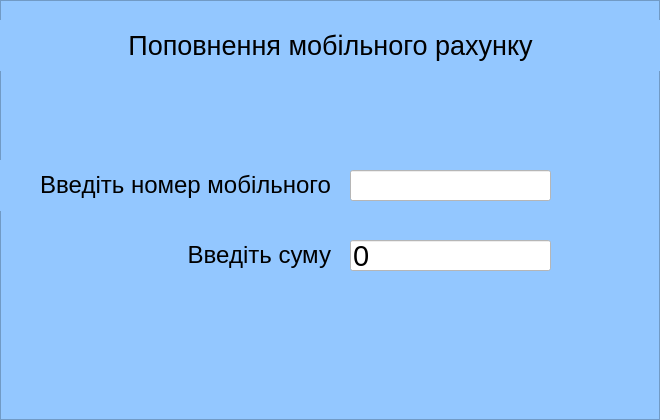
Old version of the form classes/gui/AddMoneyToMobileAccount.ui in the repository TheBiggestDaddy/ATM.
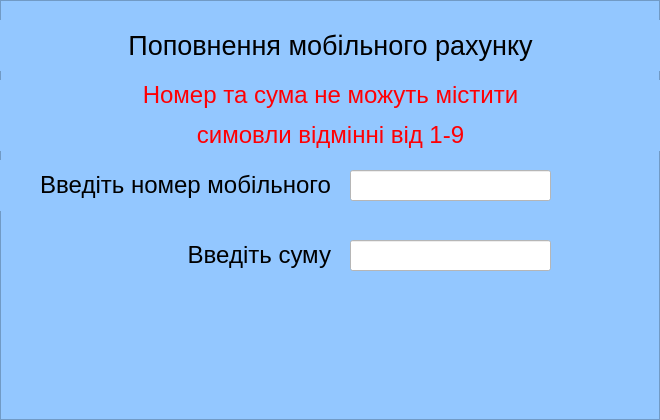
New version of the form.

Patch:
```diff
--- a/classes/gui/AddMoneyToMobileAccount.ui
+++ b/classes/gui/AddMoneyToMobileAccount.ui
@@ -10,6 +10,11 @@
     <height>420</height>
    </rect>
   </property>
+  <property name="font">
+   <font>
+    <pointsize>16</pointsize>
+   </font>
+  </property>
   <property name="windowTitle">
    <string>Frame</string>
   </property>
@@ -36,7 +41,7 @@
    </property>
    <property name="font">
     <font>
-     <pointsize>22</pointsize>
+     <pointsize>16</pointsize>
     </font>
    </property>
    <property name="autoFillBackground">
@@ -46,7 +51,7 @@
     <string notr="true">background-color: rgb(255, 255, 255)</string>
    </property>
    <property name="text">
-    <string>0</string>
+    <string/>
    </property>
    <property name="maxLength">
     <number>16</number>
@@ -127,7 +132,29 @@
     <string/>
    </property>
    <property name="maxLength">
-    <number>16</number>
+    <number>12</number>
+   </property>
+  </widget>
+  <widget class="QLabel" name="error">
+   <property name="enabled">
+    <bool>true</bool>
+   </property>
+   <property name="geometry">
+    <rect>
+     <x>0</x>
+     <y>80</y>
+     <width>661</width>
+     <height>71</height>
+    </rect>
+   </property>
+   <property name="acceptDrops">
+    <bool>false</bool>
+   </property>
+   <property name="text">
+    <string>&lt;html&gt;&lt;head/&gt;&lt;body&gt;&lt;p align=&quot;center&quot;&gt;&lt;span style=&quot; font-size:18pt; color:#ff0004;&quot;&gt;Номер та сума не можуть містити&lt;/span&gt;&lt;/p&gt;&lt;p align=&quot;center&quot;&gt;&lt;span style=&quot; font-size:18pt; color:#ff0004;&quot;&gt; симовли відмінні від 1-9&lt;/span&gt;&lt;/p&gt;&lt;/body&gt;&lt;/html&gt;</string>
+   </property>
+   <property name="textFormat">
+    <enum>Qt::AutoText</enum>
    </property>
   </widget>
  </widget>
```
Left out of the diff: 6 changed lines with no effect on the pictures.
